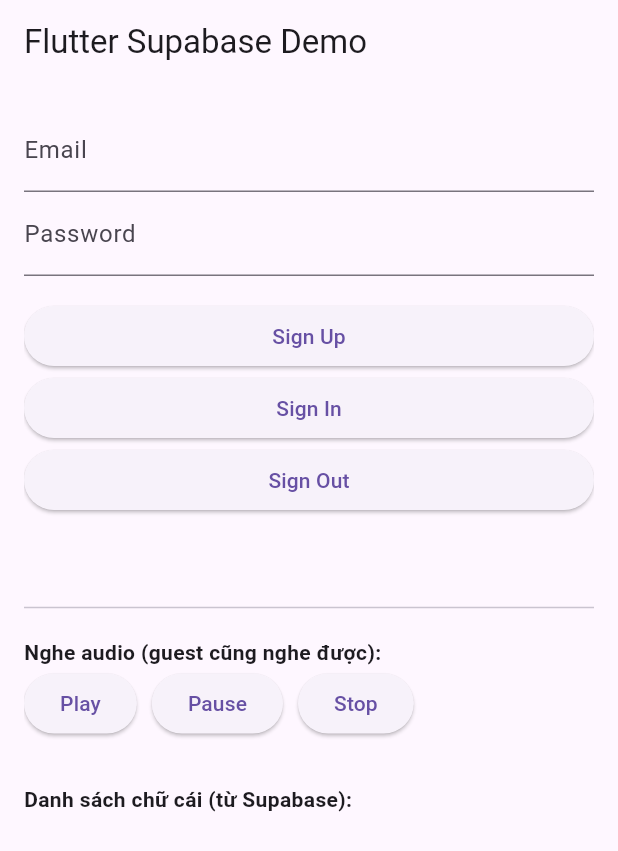
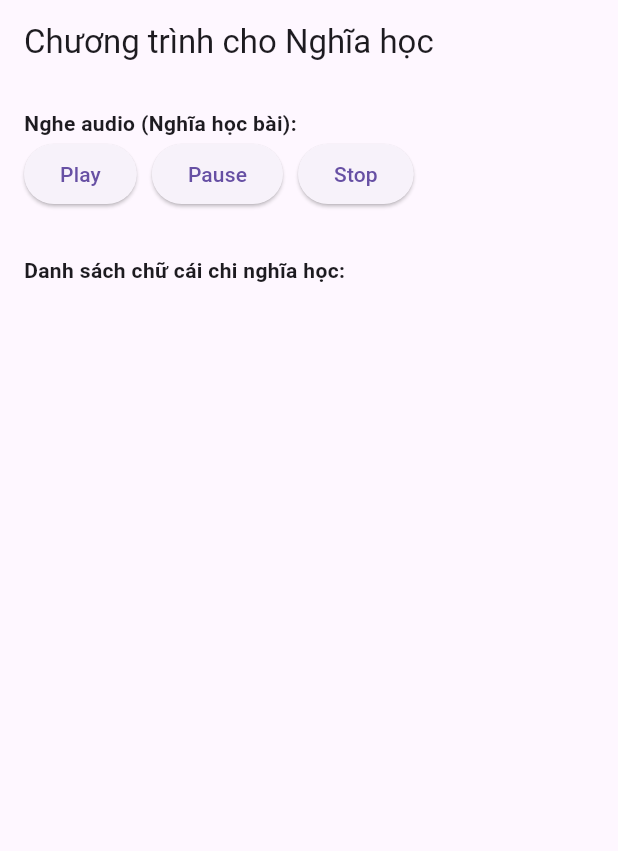
Before and after one commit to Hieuln75/hearingloss, a Flutter app: the screen it shows after launch, on a phone screen of 412 x 824 dp. Shown: the top 851 px of the screen. Run offline on Flutter 3.47's test engine with Material 3 defaults, Android fonts, the phone set to English and light mode, and no system bars; our stand-ins replace just_audio, supabase_flutter; accounts and stored records are empty.

Commit message:
Update: ẩn phần đăng nhập tạm thời

```diff
--- a/lib/main.dart
+++ b/lib/main.dart
@@ -20,10 +20,10 @@ class MyApp extends StatelessWidget {
   @override
   Widget build(BuildContext context) {
     return MaterialApp(
-      title: 'Flutter Supabase Demo',
+      title: 'Dạy nghĩa học nói ',
       home: Scaffold(
         appBar: AppBar(
-          title: Text('Flutter Supabase Demo'),
+          title: Text('Chương trình cho Nghĩa học'),
         ),
         body: AuthPage(),
       ),
@@ -120,7 +120,7 @@ Future<void> signIn() async {
       padding: EdgeInsets.all(16),
       child: ListView(
         children: [
-          TextField(
+          /*TextField(
             controller: _emailController,
             decoration: InputDecoration(labelText: 'Email'),
           ),
@@ -144,9 +144,10 @@ Future<void> signIn() async {
           ),
           SizedBox(height: 20),
           Text(message),
-          Divider(height: 40),
+          Divider(height: 40),*/
+
           Text(
-            'Nghe audio (guest cũng nghe được):',
+            'Nghe audio (Nghĩa học bài):',
             style: TextStyle(fontWeight: FontWeight.bold),
           ),
           Row(
@@ -169,7 +170,7 @@ Future<void> signIn() async {
           ),
           SizedBox(height: 30),
           Text(
-           'Danh sách chữ cái (từ Supabase):',
+           'Danh sách chữ cái chi nghĩa học:',
             style: TextStyle(fontWeight: FontWeight.bold),
           ),
           SizedBox(
```
